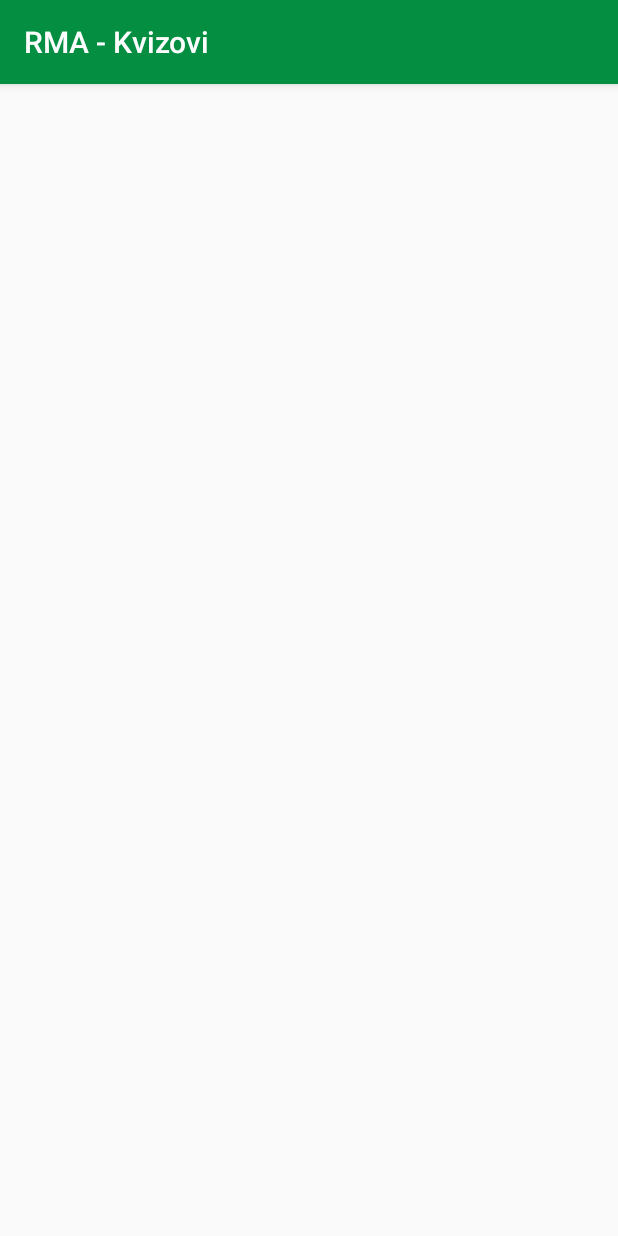
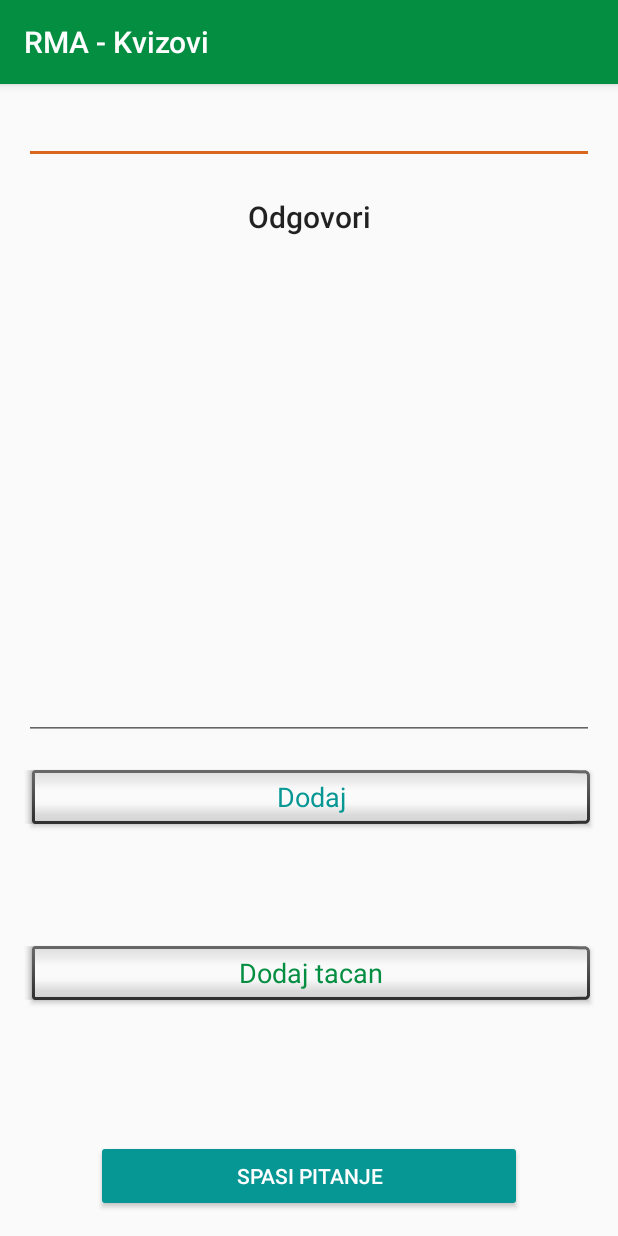
Before and after one commit to mand0ne/android-quiz-app, an Android app: the DodajPitanjeAkt screen opened directly, with no data from a screen before it, on a phone screen of 412 x 824 dp. Run offline under Robolectric (Android 15) with nearby library versions, the phone set to English and light mode, and no system bars.

Commit message:
Kostur DodajKategorijuAkt

```diff
--- a/app/src/main/AndroidManifest.xml
+++ b/app/src/main/AndroidManifest.xml
@@ -9,7 +9,8 @@
         android:roundIcon="@mipmap/ic_launcher_round"
         android:supportsRtl="true"
         android:theme="@style/AppTheme">
-        <activity android:name=".aktivnosti.DodajPitanjeAkt"></activity>
+        <activity android:name=".aktivnosti.DodajKategorijuAkt"></activity>
+        <activity android:name=".aktivnosti.DodajPitanjeAkt" />
         <activity android:name=".aktivnosti.DodajKvizAkt" />
         <activity android:name=".aktivnosti.KvizoviAkt">
             <intent-filter>
--- a/app/src/main/java/ba/unsa/etf/rma/aktivnosti/DodajPitanjeAkt.java
+++ b/app/src/main/java/ba/unsa/etf/rma/aktivnosti/DodajPitanjeAkt.java
@@ -1,15 +1,133 @@
 package ba.unsa.etf.rma.aktivnosti;
 
+import android.content.Intent;
+import android.graphics.Color;
+import android.graphics.PorterDuff;
 import android.support.v7.app.AppCompatActivity;
 import android.os.Bundle;
+import android.view.View;
+import android.view.WindowManager;
+import android.widget.AdapterView;
+import android.widget.ArrayAdapter;
+import android.widget.Button;
+import android.widget.EditText;
+import android.widget.ListView;
+
+import java.util.ArrayList;
 
 import ba.unsa.etf.rma.R;
+import ba.unsa.etf.rma.klase.Kviz;
+import ba.unsa.etf.rma.klase.Pitanje;
 
 public class DodajPitanjeAkt extends AppCompatActivity {
+
+    private EditText etNaziv;
+    private EditText etOdgovor;
+    private ListView lvOdgovori;
+    private Button btnDodajOdgovor, btnDodajTacan, btnDodajPitanje;
+    private Kviz trenutniKviz;
+    private ArrayAdapter<String> adapter;
+    private ArrayList<String> odgovori = new ArrayList<>();
+    private Pitanje novoPitanje = null;
 
     @Override
     protected void onCreate(Bundle savedInstanceState) {
         super.onCreate(savedInstanceState);
         setContentView(R.layout.activity_dodaj_pitanje_akt);
+
+        getWindow().setSoftInputMode(WindowManager.LayoutParams.SOFT_INPUT_ADJUST_PAN);
+
+        etNaziv = findViewById(R.id.etNaziv);
+        etOdgovor = findViewById(R.id.etOdgovor);
+        lvOdgovori = findViewById(R.id.lvOdgovori);
+        btnDodajOdgovor = findViewById(R.id.btnDodajOdgovor);
+        btnDodajTacan = findViewById(R.id.btnDodajTacan);
+        btnDodajPitanje = findViewById(R.id.btnDodajPitanje);
+
+
+        Intent intent = getIntent();
+        trenutniKviz = (Kviz) intent.getSerializableExtra("kviz");
+
+        adapter = new ArrayAdapter<String>(this, R.layout.element_odgovora, R.id.odgovor, odgovori);
+
+        lvOdgovori.setAdapter(adapter);
+
+        novoPitanje = new Pitanje(etNaziv.getText().toString(), etNaziv.getText().toString(), null);
+
+        btnDodajOdgovor.setOnClickListener(new View.OnClickListener() {
+            @Override
+            public void onClick(View v) {
+                if (validanOdgovor()) {
+                    String odgovor = etOdgovor.getText().toString();
+                    if (!novoPitanje.postojiOdgovor(odgovor)) {
+                        odgovori.add(odgovor);
+                        adapter.notifyDataSetChanged();
+                        novoPitanje.dodajOdgovor(odgovor);
+                    }
+                } else {
+                    etOdgovor.setError("Unesite odgovor!");
+                }
+            }
+        });
+
+        btnDodajTacan.setOnClickListener(new View.OnClickListener() {
+            @Override
+            public void onClick(View v) {
+                if (validanOdgovor()) {
+                    String odgovor = etOdgovor.getText().toString();
+                    odgovori.add(0, odgovor);
+                    adapter.notifyDataSetChanged();
+                    novoPitanje.dodajOdgovor(odgovor);
+                    novoPitanje.setTacan(odgovor);
+                    btnDodajTacan.setEnabled(false);
+                    btnDodajTacan.getBackground().setColorFilter(0xFFb79d9d, PorterDuff.Mode.MULTIPLY);
+
+                    lvOdgovori.post(new Runnable() {
+                        @Override
+                        public void run() {
+                            lvOdgovori.getChildAt(0).setBackgroundColor(Color.GREEN);
+                        }
+                    });
+                } else {
+                    etOdgovor.setError("Unesite odgovor!");
+                }
+            }
+        });
+
+        lvOdgovori.setOnItemClickListener(new AdapterView.OnItemClickListener() {
+            @Override
+            public void onItemClick(AdapterView<?> parent, View view, int position, long id) {
+                String obrisani = odgovori.remove(position);
+                etNaziv.setText(obrisani);
+                novoPitanje.getOdgovori().remove(obrisani);
+                adapter.notifyDataSetChanged();
+            }
+        });
+
+        btnDodajPitanje.setOnClickListener(new View.OnClickListener() {
+            @Override
+            public void onClick(View v) {
+                if (validnoPitanje()) {
+                    Intent i = new Intent();
+                    novoPitanje.setNaziv(etNaziv.getText().toString());
+                    novoPitanje.setTekstPitanja(etNaziv.getText().toString());
+                    trenutniKviz.getPitanja().add(novoPitanje);
+                    i.putExtra("kviz", trenutniKviz);
+                    setResult(2, i);
+                    finish();
+                } else {
+                    etNaziv.setError("Unesite ime pitanja!");
+                }
+            }
+        });
+    }
+
+    boolean validanOdgovor() {
+        return etOdgovor.getText() != null && etOdgovor.getText().length() != 0;
+    }
+
+    boolean validnoPitanje() {
+        return !etNaziv.getText().toString().trim().equalsIgnoreCase("")
+                && !trenutniKviz.sadrziPitanje(novoPitanje);
     }
 }
--- a/app/src/main/res/layout/activity_dodaj_pitanje_akt.xml
+++ b/app/src/main/res/layout/activity_dodaj_pitanje_akt.xml
@@ -2,8 +2,125 @@
 <android.support.constraint.ConstraintLayout xmlns:android="http://schemas.android.com/apk/res/android"
     xmlns:app="http://schemas.android.com/apk/res-auto"
     xmlns:tools="http://schemas.android.com/tools"
+    android:id="@+id/ConstraintLayout"
     android:layout_width="match_parent"
     android:layout_height="match_parent"
+    android:orientation="vertical"
     tools:context=".aktivnosti.DodajPitanjeAkt">
 
+    <EditText
+        android:id="@+id/etNaziv"
+        android:layout_width="0dp"
+        android:layout_height="wrap_content"
+        android:layout_marginStart="16dp"
+        android:layout_marginTop="8dp"
+        android:layout_marginEnd="16dp"
+        android:ems="10"
+        android:inputType="textPersonName|text"
+        app:layout_constraintEnd_toEndOf="parent"
+        app:layout_constraintStart_toStartOf="parent"
+        app:layout_constraintTop_toTopOf="parent" />
+
+    <TextView
+        android:id="@+id/labelOdgovori"
+        android:layout_width="wrap_content"
+        android:layout_height="wrap_content"
+        android:layout_marginStart="8dp"
+        android:layout_marginTop="24dp"
+        android:layout_marginEnd="8dp"
+        android:layout_marginBottom="8dp"
+        android:text="@string/labelOdgovori"
+        android:textAppearance="@style/TextAppearance.AppCompat.Widget.ActionBar.Title"
+        app:layout_constraintBottom_toTopOf="@+id/guideline"
+        app:layout_constraintEnd_toEndOf="parent"
+        app:layout_constraintStart_toStartOf="parent"
+        app:layout_constraintTop_toBottomOf="@+id/etNaziv" />
+
+    <ListView
+        android:id="@+id/lvOdgovori"
+        android:layout_width="match_parent"
+        android:layout_height="197dp"
+        android:layout_marginStart="16dp"
+        android:layout_marginTop="8dp"
+        android:layout_marginEnd="16dp"
+        android:layout_marginBottom="8dp"
+        app:layout_constraintBottom_toTopOf="@+id/guideline2"
+        app:layout_constraintEnd_toEndOf="parent"
+        app:layout_constraintStart_toStartOf="parent"
+        app:layout_constraintTop_toTopOf="@+id/guideline" />
+
+    <EditText
+        android:id="@+id/etOdgovor"
+        android:layout_width="0dp"
+        android:layout_height="wrap_content"
+        android:layout_marginStart="16dp"
+        android:layout_marginTop="8dp"
+        android:layout_marginEnd="16dp"
+        android:ems="10"
+        android:inputType="textPersonName|text"
+        app:layout_constraintEnd_toEndOf="parent"
+        app:layout_constraintHorizontal_bias="0.0"
+        app:layout_constraintStart_toStartOf="parent"
+        app:layout_constraintTop_toTopOf="@+id/guideline2" />
+
+    <Button
+        android:id="@+id/btnDodajOdgovor"
+        style="@android:style/Widget.Holo.Button.Inset"
+        android:layout_width="0dp"
+        android:layout_height="wrap_content"
+        android:layout_marginStart="16dp"
+        android:layout_marginTop="16dp"
+        android:layout_marginEnd="16dp"
+        android:elegantTextHeight="false"
+        android:fontFamily="sans-serif"
+        android:text="@string/btnDodajOdgovor"
+        android:textColor="@color/colorButton"
+        app:layout_constraintEnd_toEndOf="parent"
+        app:layout_constraintStart_toStartOf="parent"
+        app:layout_constraintTop_toBottomOf="@+id/etOdgovor" />
+
+    <Button
+        android:id="@+id/btnDodajTacan"
+        style="@android:style/Widget.Holo.Button.Inset"
+        android:layout_width="0dp"
+        android:layout_height="wrap_content"
+        android:layout_marginStart="16dp"
+        android:layout_marginTop="16dp"
+        android:layout_marginEnd="16dp"
+        android:layout_marginBottom="32dp"
+        android:text="@string/btnDodajTacan"
+        android:textColor="@color/colorPrimary"
+        app:layout_constraintBottom_toTopOf="@+id/btnDodajPitanje"
+        app:layout_constraintEnd_toEndOf="parent"
+        app:layout_constraintStart_toStartOf="parent"
+        app:layout_constraintTop_toBottomOf="@+id/btnDodajOdgovor" />
+
+    <Button
+        android:id="@+id/btnDodajPitanje"
+        android:layout_width="0dp"
+        android:layout_height="wrap_content"
+        android:layout_marginStart="64dp"
+        android:layout_marginEnd="64dp"
+        android:layout_marginBottom="16dp"
+        android:backgroundTint="@color/colorButton"
+        android:foregroundTint="@color/colorButton"
+        android:text="@string/btnDodajPitanje"
+        android:textColor="@android:color/background_light"
+        app:layout_constraintBottom_toBottomOf="parent"
+        app:layout_constraintEnd_toEndOf="parent"
+        app:layout_constraintStart_toStartOf="parent" />
+
+    <android.support.constraint.Guideline
+        android:id="@+id/guideline"
+        android:layout_width="wrap_content"
+        android:layout_height="wrap_content"
+        android:orientation="horizontal"
+        app:layout_constraintGuide_percent="0.14" />
+
+    <android.support.constraint.Guideline
+        android:id="@+id/guideline2"
+        android:layout_width="wrap_content"
+        android:layout_height="wrap_content"
+        android:orientation="horizontal"
+        app:layout_constraintGuide_percent="0.5" />
 </android.support.constraint.ConstraintLayout>
--- a/app/src/main/res/values/strings.xml
+++ b/app/src/main/res/values/strings.xml
@@ -11,4 +11,6 @@
     <string name="btnDodajOdgovor">Dodaj</string>
     <string name="btnDodajTacan">Dodaj tacan</string>
     <string name="btnDodajPitanje">Spasi pitanje</string>
+    <string name="saveCategory">Spasi kategoriju</string>
+    <string name="addCategoryIcon">Dodaj ikonu</string>
 </resources>
```
Also changed, not shown: app/src/main/java/ba/unsa/etf/rma/aktivnosti/DodajKategorijuAkt.java (added, +28 -0 lines), app/src/main/res/layout/activity_dodaj_kategoriju_akt.xml (added, +54 -0 lines), app/src/main/res/layout/element_odgovora.xml (added, +26 -0 lines), app/src/main/res/drawable/yellowcircle.png (added).
